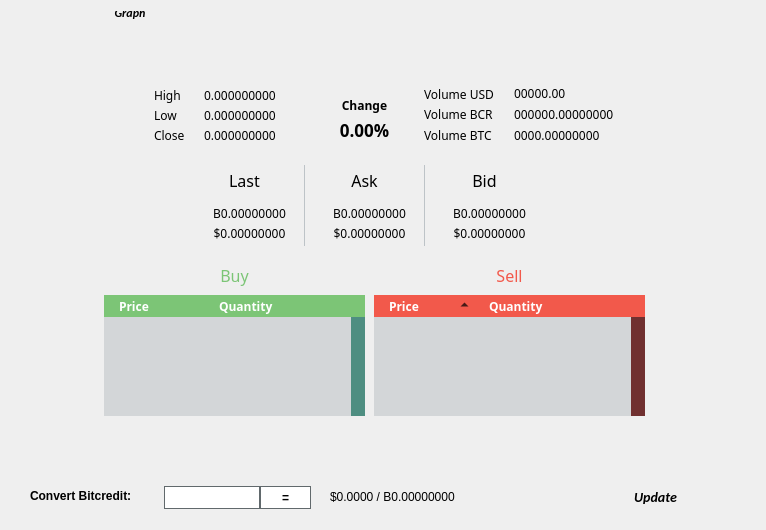
Above: src/qt/forms/exchangebrowser.ui from thelonecrouton/bitcredit before the change. Below: the same form after it.
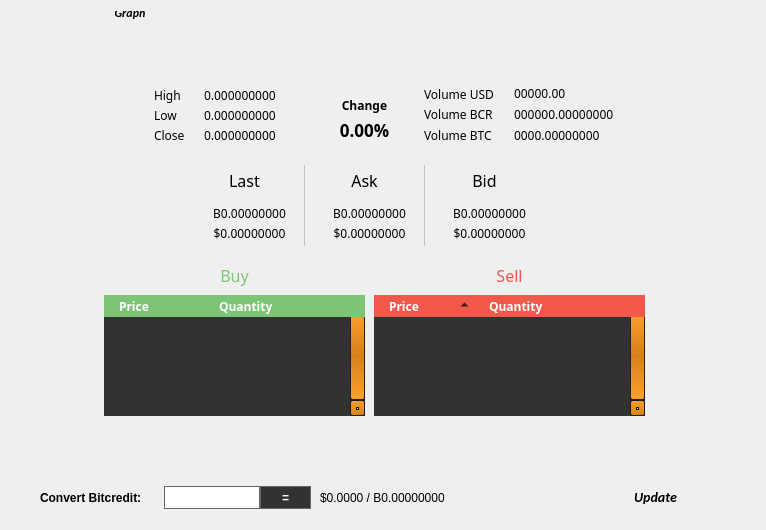
That is the form after the change. Icons and pictures are not drawn. Custom widgets are drawn as their Qt base class.

Commit message: exchangebrowser form stylesheet tweaks for legibility plus better scrollbars

```diff
--- a/src/qt/forms/exchangebrowser.ui
+++ b/src/qt/forms/exchangebrowser.ui
@@ -394,7 +394,57 @@
            <bool>true</bool>
           </property>
           <property name="styleSheet">
-           <string notr="true">QScrollBar:vertical {margin-top:22px;background: #95a5a6;}QScrollBar::handle:vertical {background: #703030;min-width: 10px;min-height:20px;}QScrollBar::add-line:vertical {width: 0px;subcontrol-position: top left;}QScrollBar::sub-line:vertical {width: 0px;subcontrol-position: top left;}QScrollBar:left-arrow:horizontal, QScrollBar::right-arrow:horizontal {width: 0px;height: 0px;}QScrollBar::add-page:vertical, QScrollBar::sub-page:vertical {background: none;} QTreeWidget {background:#d3d6d8;}
+           <string notr="true"> QScrollBar:vertical
+{
+      background: QLinearGradient( x1: 0, y1: 0, x2: 1, y2: 0, stop: 0.0 #121212, stop: 0.2 #282828, stop: 1 #484848);
+      width: 15px;
+      margin: 16px 0 16px 0;
+      border: 1px solid #222222;
+}
+
+QScrollBar::handle:vertical
+{
+      background: QLinearGradient( x1: 0, y1: 0, x2: 0, y2: 1, stop: 0 #ffa02f, stop: 0.5 #d7801a, stop: 1 #ffa02f);
+      min-height: 20px;
+      border-radius: 2px;
+}
+
+QScrollBar::add-line:vertical
+{
+      border: 1px solid #1b1b19;
+      border-radius: 2px;
+      background: QLinearGradient( x1: 0, y1: 0, x2: 0, y2: 1, stop: 0 #ffa02f, stop: 1 #d7801a);
+      height: 14px;
+      subcontrol-position: bottom;
+      subcontrol-origin: margin;
+}
+
+QScrollBar::sub-line:vertical
+{
+      border: 1px solid #1b1b19;
+      border-radius: 2px;
+      background: QLinearGradient( x1: 0, y1: 0, x2: 0, y2: 1, stop: 0 #d7801a, stop: 1 #ffa02f);
+      height: 14px;
+      subcontrol-position: top;
+      subcontrol-origin: margin;
+}
+
+QScrollBar::up-arrow:vertical, QScrollBar::down-arrow:vertical
+{
+      border: 1px solid black;
+      width: 1px;
+      height: 1px;
+      background: white;
+}
+
+
+QScrollBar::add-page:vertical, QScrollBar::sub-page:vertical
+{
+      background: none;
+}
+
+
+QTreeWidget {background:#323232;}
  QHeaderView::section {
      background-color: #f2594b;
      padding-left: 15px;
@@ -701,7 +751,57 @@
            </rect>
           </property>
           <property name="styleSheet">
-           <string notr="true">QScrollBar:vertical {margin-top:22px;background: #95a5a6;}QScrollBar::handle:vertical {background: #4e8e81;max-width: 5px;min-height:20px;}QScrollBar::add-line:vertical {width: 0px;subcontrol-position: top left;}QScrollBar::sub-line:vertical {width: 0px;subcontrol-position: top left;}QScrollBar:left-arrow:horizontal, QScrollBar::right-arrow:horizontal {width: 0px;height: 0px;}QScrollBar::add-page:vertical, QScrollBar::sub-page:vertical {background: none;} QTreeWidget {background:#d3d6d8;}
+           <string notr="true">QScrollBar:vertical
+{
+      background: QLinearGradient( x1: 0, y1: 0, x2: 1, y2: 0, stop: 0.0 #121212, stop: 0.2 #282828, stop: 1 #484848);
+      width: 15px;
+      margin: 16px 0 16px 0;
+      border: 1px solid #222222;
+}
+
+QScrollBar::handle:vertical
+{
+      background: QLinearGradient( x1: 0, y1: 0, x2: 0, y2: 1, stop: 0 #ffa02f, stop: 0.5 #d7801a, stop: 1 #ffa02f);
+      min-height: 20px;
+      border-radius: 2px;
+}
+
+QScrollBar::add-line:vertical
+{
+      border: 1px solid #1b1b19;
+      border-radius: 2px;
+      background: QLinearGradient( x1: 0, y1: 0, x2: 0, y2: 1, stop: 0 #ffa02f, stop: 1 #d7801a);
+      height: 14px;
+      subcontrol-position: bottom;
+      subcontrol-origin: margin;
+}
+
+QScrollBar::sub-line:vertical
+{
+      border: 1px solid #1b1b19;
+      border-radius: 2px;
+      background: QLinearGradient( x1: 0, y1: 0, x2: 0, y2: 1, stop: 0 #d7801a, stop: 1 #ffa02f);
+      height: 14px;
+      subcontrol-position: top;
+      subcontrol-origin: margin;
+}
+
+QScrollBar::up-arrow:vertical, QScrollBar::down-arrow:vertical
+{
+      border: 1px solid black;
+      width: 1px;
+      height: 1px;
+      background: white;
+}
+
+
+QScrollBar::add-page:vertical, QScrollBar::sub-page:vertical
+{
+      background: none;
+}
+
+
+QTreeWidget {background:#323232;}
  QHeaderView::section {
      background-color: #7cc576;
      padding-left: 15px;
@@ -1114,9 +1214,9 @@
      <widget class="QLabel" name="lblConvertSilkcoin">
       <property name="geometry">
        <rect>
-        <x>30</x>
-        <y>10</y>
-        <width>131</width>
+        <x>40</x>
+        <y>12</y>
+        <width>121</width>
         <height>20</height>
        </rect>
       </property>
@@ -1168,7 +1268,7 @@
        </size>
       </property>
       <property name="styleSheet">
-       <string notr="true">border:1px solid #61696c;background:white;font-weight:600;</string>
+       <string notr="true">border:1px solid #61696c;background:#323232;font-weight:600;color:white;</string>
       </property>
       <property name="text">
        <string>=</string>
@@ -1177,10 +1277,10 @@
      <widget class="QLabel" name="lblConvertSilkcoinResults">
       <property name="geometry">
        <rect>
-        <x>330</x>
-        <y>0</y>
+        <x>320</x>
+        <y>7</y>
         <width>201</width>
-        <height>41</height>
+        <height>30</height>
        </rect>
       </property>
       <property name="styleSheet">
```
Left out of the diff: 4 changed lines with no effect on the pictures. The commit also changes 3 other files.
